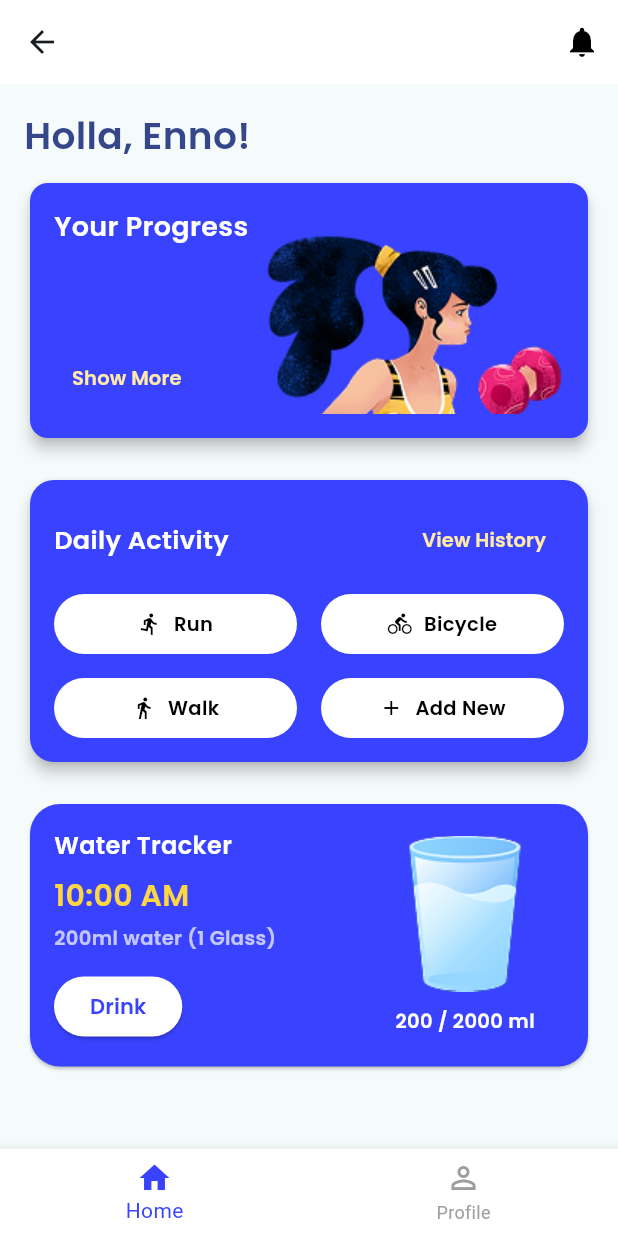
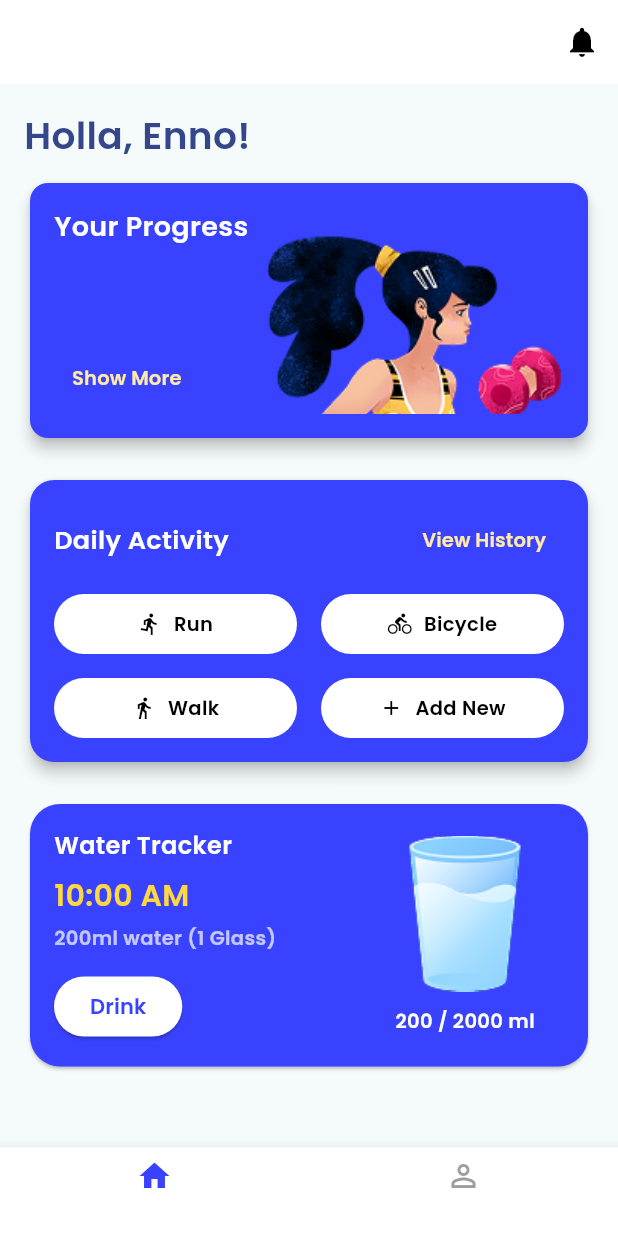
Before and after one commit to lianaprtw/FE_HealthTracker, a Flutter app: the HomePage screen opened by its route, on a phone screen of 412 x 824 dp. Run offline on Flutter 3.47's test engine with Material 3 defaults, Android fonts, the phone set to English and light mode, and no system bars; our stand-ins replace fl_chart, table_calendar.

Commit message:
update homepage menghapus arrow back

```diff
--- a/lib/views/home.dart
+++ b/lib/views/home.dart
@@ -19,6 +19,7 @@ class _HomePageState extends State<HomePage> {
   Widget build(BuildContext context) {
     return Scaffold(
       appBar: AppBar(
+        automaticallyImplyLeading: false,
         backgroundColor: Colors.white,
         elevation: 0,
         actions: [
@@ -37,10 +38,10 @@ class _HomePageState extends State<HomePage> {
           });
         },
         items: const [
-          BottomNavigationBarItem(icon: Icon(Icons.home), label: 'Home'),
+          BottomNavigationBarItem(icon: Icon(Icons.home), label: ''),
           BottomNavigationBarItem(
             icon: Icon(Icons.person_outline),
-            label: 'Profile',
+            label: '',
           ),
         ],
         selectedItemColor: Color.fromARGB(255, 57, 67, 255),
```
